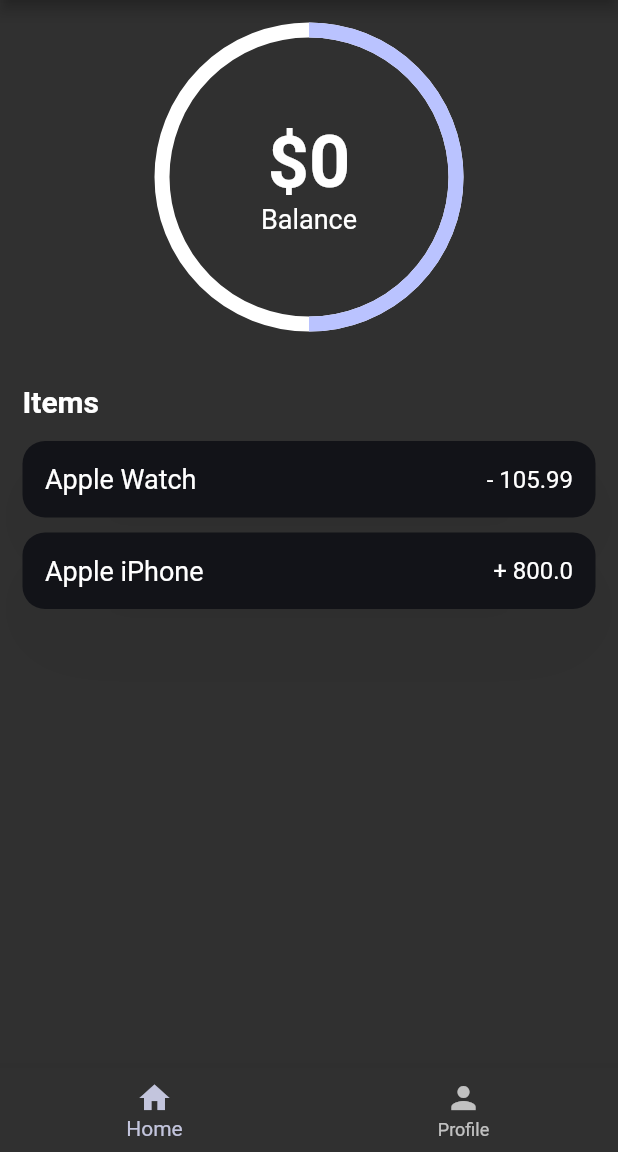
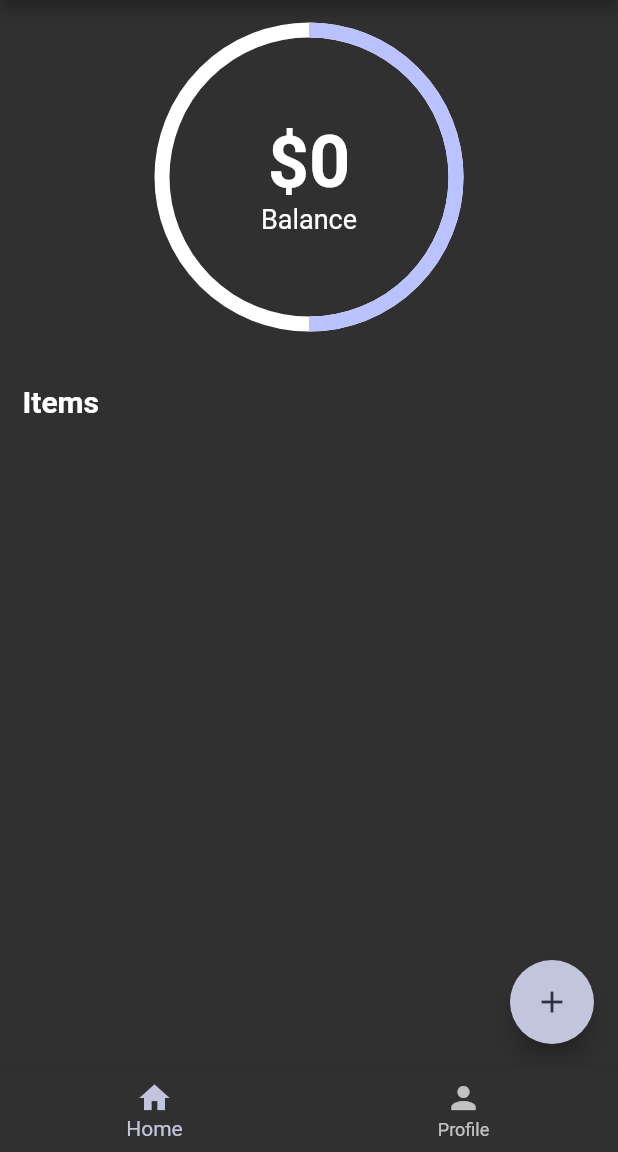
Before and after one commit to MilicTG/budget_tracker_new, a Flutter app: the screen it shows after launch, on a phone screen of 412 x 824 dp, the part 84-1236 px from its top. Run offline on Flutter 3.47's test engine with Material 2 defaults, Android fonts, the phone set to English and light mode, and no system bars; drawn by our look-alikes of percent_indicator.

Commit message:
Chapter 7.6

```diff
--- /dev/null
+++ b/lib/model/transaction_item.dart
@@ -0,0 +1,8 @@
+class TransactionItem {
+  String itemTitle;
+  double amount;
+  bool isExpense;
+
+  TransactionItem(
+      {required this.itemTitle, required this.amount, this.isExpense = true});
+}
--- a/lib/pages/home_page.dart
+++ b/lib/pages/home_page.dart
@@ -1,13 +1,30 @@
+import 'package:budget_tracker/model/transaction_item.dart';
 import 'package:flutter/material.dart';
 import 'package:percent_indicator/circular_percent_indicator.dart';
 
-class HomePage extends StatelessWidget {
+class HomePage extends StatefulWidget {
   const HomePage({Key? key}) : super(key: key);
+
+  @override
+  State<HomePage> createState() => _HomePageState();
+}
+
+class _HomePageState extends State<HomePage> {
+  List<TransactionItem> items = [];
 
   @override
   Widget build(BuildContext context) {
     final screenSize = MediaQuery.of(context).size;
-    return SingleChildScrollView(
+    return Scaffold(
+      floatingActionButton: FloatingActionButton(
+        onPressed: () {
+          setState(() {
+            items.add(TransactionItem(amount: 5.99, itemTitle: "Food"));
+          });
+        },
+        child: const Icon(Icons.add),
+      ),
+      body: SingleChildScrollView(
         child: Padding(
           padding: const EdgeInsets.all(15.0),
           child: SizedBox(
@@ -49,17 +66,14 @@ class HomePage extends StatelessWidget {
                 const SizedBox(
                   height: 10,
                 ),
-              const TransactionCard(
-                amount: 105.99,
-                text: "Apple Watch",
-                isExpense: true,
+                ...List.generate(
+                  items.length,
+                  (index) => TransactionCard(
+                    item: items[index],
                   ),
-              const TransactionCard(
-                amount: 800,
-                text: "Apple iPhone",
-                isExpense: false,
-              )
+                ),
               ],
+            ),
           ),
         ),
       ),
@@ -68,15 +82,8 @@ class HomePage extends StatelessWidget {
 }
 
 class TransactionCard extends StatelessWidget {
-  final String text;
-  final double amount;
-  final bool isExpense;
-  const TransactionCard(
-      {required this.amount,
-      required this.text,
-      required this.isExpense,
-      Key? key})
-      : super(key: key);
+  final TransactionItem item;
+  const TransactionCard({required this.item, Key? key}) : super(key: key);
   @override
   Widget build(BuildContext context) {
     return Padding(
@@ -98,14 +105,14 @@ class TransactionCard extends StatelessWidget {
         child: Row(
           children: [
             Text(
-              text,
+              item.itemTitle,
               style: const TextStyle(
                 fontSize: 18,
               ),
             ),
             const Spacer(),
             Text(
-              (!isExpense ? "+ " : "- ") + amount.toString(),
+              (!item.isExpense ? "+ " : "- ") + item.amount.toString(),
               style: const TextStyle(
                 fontSize: 16,
               ),
```
Lines whose indentation alone changed are shown as unchanged.
